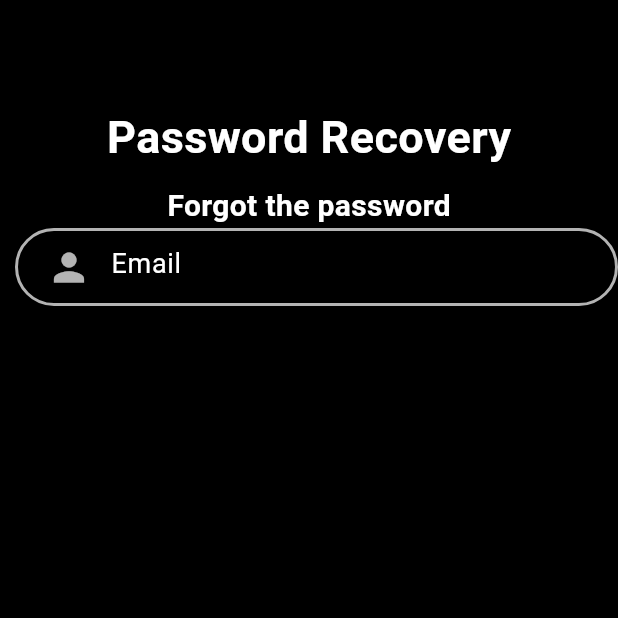
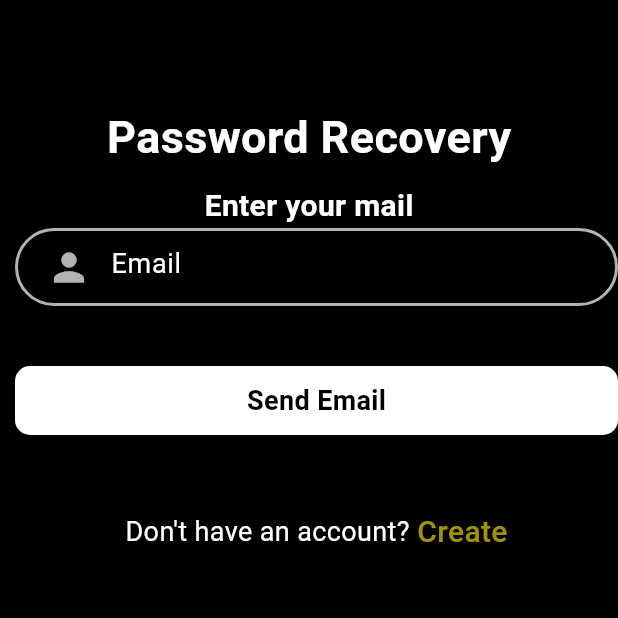
Before and after one commit to AvijitDasAvi/Food-Delivery-App, a Flutter app: the ForgotPass screen opened directly, on a phone screen of 412 x 824 dp, the top half of it. Run offline on Flutter 3.47's test engine with Material 3 defaults, Android fonts, the phone set to English and light mode, and no system bars; our stand-ins replace curved_navigation_bar, firebase_auth, firebase_core; accounts and stored records are empty.

Commit message:
Forgot page complete

```diff
--- a/lib/pages/forgot_pass_page.dart
+++ b/lib/pages/forgot_pass_page.dart
@@ -1,4 +1,6 @@
+import 'package:firebase_auth/firebase_auth.dart';
 import 'package:flutter/material.dart';
+import 'package:food_delivery_app/pages/signup_page.dart';
 
 class ForgotPass extends StatefulWidget {
   const ForgotPass({super.key});
@@ -8,6 +10,31 @@ class ForgotPass extends StatefulWidget {
 }
 
 class _ForgotPassState extends State<ForgotPass> {
+  TextEditingController mailcontroller = new TextEditingController();
+
+  String email = "";
+
+  final _formkey = GlobalKey<FormState>();
+
+  resetPassword() async {
+    try {
+      await FirebaseAuth.instance.sendPasswordResetEmail(email: email);
+      ScaffoldMessenger.of(context).showSnackBar(SnackBar(
+          content: Text(
+        "Password Reset Email has been sent !",
+        style: TextStyle(fontSize: 18.0),
+      )));
+    } on FirebaseAuthException catch (e) {
+      if (e.code == "user-not-found") {
+        ScaffoldMessenger.of(context).showSnackBar(SnackBar(
+            content: Text(
+          "No user found for that email.",
+          style: TextStyle(fontSize: 18.0),
+        )));
+      }
+    }
+  }
+
   @override
   Widget build(BuildContext context) {
     return Scaffold(
@@ -23,25 +50,24 @@ class _ForgotPassState extends State<ForgotPass> {
               child: Text(
                 "Password Recovery",
                 style: TextStyle(
-                  fontSize: 30.0,
-                  color: Colors.white,
-                  fontWeight: FontWeight.bold,
-                ),
+                    color: Colors.white,
+                    fontSize: 30.0,
+                    fontWeight: FontWeight.bold),
               ),
             ),
             SizedBox(
               height: 10.0,
             ),
             Text(
-              "Forgot the password",
+              "Enter your mail",
               style: TextStyle(
-                color: Colors.white,
-                fontWeight: FontWeight.bold,
-                fontSize: 20.0,
-              ),
+                  color: Colors.white,
+                  fontSize: 20.0,
+                  fontWeight: FontWeight.bold),
             ),
             Expanded(
               child: Form(
+                key: _formkey,
                 child: Padding(
                   padding: EdgeInsets.only(left: 10.0),
                   child: ListView(
@@ -50,16 +76,21 @@ class _ForgotPassState extends State<ForgotPass> {
                         padding: EdgeInsets.only(left: 10.0),
                         decoration: BoxDecoration(
                           border: Border.all(color: Colors.white70, width: 2.0),
-                          borderRadius: BorderRadius.circular(30.0),
+                          borderRadius: BorderRadius.circular(30),
                         ),
                         child: TextFormField(
+                          controller: mailcontroller,
+                          validator: (value) {
+                            if (value == null || value.isEmpty) {
+                              return 'Please Enter Email';
+                            }
+                            return null;
+                          },
                           style: TextStyle(color: Colors.white),
                           decoration: InputDecoration(
                               hintText: "Email",
                               hintStyle: TextStyle(
-                                color: Colors.white,
-                                fontSize: 18.0,
-                              ),
+                                  fontSize: 18.0, color: Colors.white),
                               prefixIcon: Icon(
                                 Icons.person,
                                 color: Colors.white70,
@@ -70,6 +101,63 @@ class _ForgotPassState extends State<ForgotPass> {
                       ),
                       SizedBox(
                         height: 40.0,
+                      ),
+                      GestureDetector(
+                        onTap: () {
+                          if (_formkey.currentState!.validate()) {
+                            setState(() {
+                              email = mailcontroller.text;
+                            });
+                            resetPassword();
+                          }
+                        },
+                        child: Container(
+                          width: 140,
+                          padding: EdgeInsets.all(10),
+                          decoration: BoxDecoration(
+                              color: Colors.white,
+                              borderRadius: BorderRadius.circular(10)),
+                          child: Center(
+                            child: Text(
+                              "Send Email",
+                              style: TextStyle(
+                                  color: Colors.black,
+                                  fontSize: 18.0,
+                                  fontWeight: FontWeight.bold),
+                            ),
+                          ),
+                        ),
+                      ),
+                      SizedBox(
+                        height: 50.0,
+                      ),
+                      Row(
+                        mainAxisAlignment: MainAxisAlignment.center,
+                        children: [
+                          Text(
+                            "Don't have an account?",
+                            style:
+                                TextStyle(fontSize: 18.0, color: Colors.white),
+                          ),
+                          SizedBox(
+                            width: 5.0,
+                          ),
+                          GestureDetector(
+                            onTap: () {
+                              Navigator.push(
+                                  context,
+                                  MaterialPageRoute(
+                                      builder: (context) => SignupPage()));
+                            },
+                            child: Text(
+                              "Create",
+                              style: TextStyle(
+                                  color: Color.fromARGB(225, 184, 166, 6),
+                                  fontSize: 20.0,
+                                  fontWeight: FontWeight.w500),
+                            ),
+                          )
+                        ],
                       )
                     ],
                   ),
```
